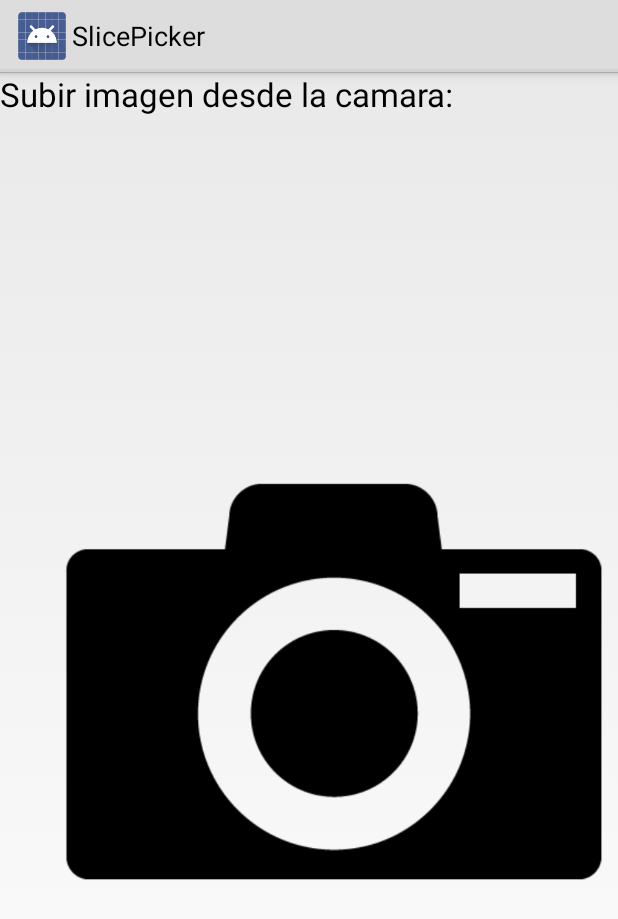
After one commit to jmfrutos/SlicePicker, an Android app: the fragment SubirFotoFragment shown on its own in the app's theme, on a phone screen of 412 x 824 dp. The commit adds this screen. Shown: the top 919 px of the screen. Run offline under Robolectric (Android 15) with nearby library versions, the phone set to English and light mode, and no system bars; pictures from the network do not load.

Commit message:
Agregado fragment subirFoto al menu deslizante Cambiado el sdkmin de 11 a 14 para evitar algunos errores

```diff
--- a/app/build.gradle
+++ b/app/build.gradle
@@ -6,7 +6,7 @@ android {
 
     defaultConfig {
         applicationId "info.androidhive.slidingmenu"
-        minSdkVersion 11
+        minSdkVersion 14
         targetSdkVersion 17
     }
 
--- a/app/src/main/AndroidManifest.xml
+++ b/app/src/main/AndroidManifest.xml
@@ -5,7 +5,7 @@
     android:versionName="1.0" >
 
     <uses-sdk
-        android:minSdkVersion="11"
+        android:minSdkVersion="14"
         android:targetSdkVersion="17" />
 
     <application
--- a/app/src/main/java/info/androidhive/slidingmenu/MainActivity.java
+++ b/app/src/main/java/info/androidhive/slidingmenu/MainActivity.java
@@ -173,7 +173,7 @@ public class MainActivity extends Activity {
 			fragment = new Suscripciones();
 			break;
 		case 3:
-			fragment = new CommunityFragment();
+			fragment = new SubirFotoFragment();
 			break;
 		case 4:
 			fragment = new PagesFragment();
--- /dev/null
+++ b/app/src/main/java/info/androidhive/slidingmenu/SubirFotoFragment.java
@@ -0,0 +1,113 @@
+package info.androidhive.slidingmenu;
+
+import android.app.Activity;
+import android.app.Fragment;
+import android.net.Uri;
+import android.os.Bundle;
+import android.support.v4.app.FragmentActivity;
+import android.app.AlertDialog;
+import android.content.DialogInterface;
+import android.content.Intent;
+import android.graphics.Bitmap;
+//import android.view.Menu;
+import android.view.View;
+import android.view.View.OnClickListener;
+import android.widget.ImageView;
+import android.widget.FrameLayout;
+import android.view.LayoutInflater;
+import android.view.ViewGroup;
+
+
+public class SubirFotoFragment extends Fragment{
+    ImageView miImagen;
+    FrameLayout llLayout;
+
+    @Override
+    public View onCreateView(LayoutInflater inflater, ViewGroup container,
+                             Bundle savedInstanceState) {
+        // Inflate the layout for this fragment
+        llLayout = (FrameLayout) inflater.inflate(R.layout.fragment_subir_foto, container, false);
+
+        miImagen = (ImageView) llLayout.findViewById(R.id.imageView1);
+        miImagen.setOnClickListener(new OnClickListener() {
+            @Override
+            public void onClick(View v) {
+                open();
+            }
+        });
+
+        return llLayout;
+    }
+
+    public void open(){
+        Image_Picker_Dialog();
+    }
+
+    @Override
+    public void onCreate(Bundle savedInstanceState) {
+        // TODO Auto-generated method stub
+        super.onCreate(savedInstanceState);
+    }
+
+    @Override
+    public void onAttach(Activity activity) {
+        // TODO Auto-generated method stub
+        super.onAttach(activity);
+    }
+
+
+    public void onActivityResult(int requestCode, int resultCode, Intent imageReturnedIntent) {
+        super.onActivityResult(requestCode, resultCode, imageReturnedIntent);
+        switch(requestCode) {
+            case 0:
+                if(resultCode == Activity.RESULT_OK){
+                    super.onActivityResult(requestCode, resultCode, imageReturnedIntent);
+                    Bitmap bp = (Bitmap) imageReturnedIntent.getExtras().get("data");
+                    miImagen.setImageBitmap(bp);
+                }
+
+                break;
+            case 1:
+                if(resultCode == Activity.RESULT_OK){
+                    Uri selectedImage = imageReturnedIntent.getData();
+                    miImagen.setImageURI(selectedImage);
+                }
+                break;
+        }
+    }
+/*
+    @Override
+    public boolean onCreateOptionsMenu(Menu menu) {
+        // Inflate the menu; this adds items to the action bar if it is present.
+        getMenuInflater().inflate(R.menu.subir_foto_menu, menu);
+        return true;
+    }
+*/
+    public void Image_Picker_Dialog()
+    {
+        AlertDialog.Builder myAlertDialog = new AlertDialog.Builder(getActivity());
+        myAlertDialog.setTitle("Pictures Option");
+        myAlertDialog.setMessage("Select Picture Mode");
+
+        myAlertDialog.setPositiveButton("Gallery", new DialogInterface.OnClickListener()
+        {
+            public void onClick(DialogInterface arg0, int arg1)
+            {
+                Intent pickPhoto = new Intent(Intent.ACTION_PICK, android.provider.MediaStore.Images.Media.EXTERNAL_CONTENT_URI);
+                startActivityForResult(pickPhoto , 1);//one can be replaced with any action code
+            }
+        });
+
+        myAlertDialog.setNegativeButton("Camera", new DialogInterface.OnClickListener()
+        {
+            public void onClick(DialogInterface arg0, int arg1)
+            {
+                Intent takePicture = new Intent(android.provider.MediaStore.ACTION_IMAGE_CAPTURE);
+                startActivityForResult(takePicture, 0);//zero can be replaced with any action code
+            }
+        });
+        myAlertDialog.show();
+
+    }
+
+}
--- /dev/null
+++ b/app/src/main/res/layout/fragment_subir_foto.xml
@@ -0,0 +1,26 @@
+<FrameLayout xmlns:android="http://schemas.android.com/apk/res/android"
+    xmlns:tools="http://schemas.android.com/tools" android:layout_width="match_parent"
+    android:layout_height="match_parent"
+    tools:context="info.androidhive.slidingmenu.SubirFotoFragment">
+
+    <ImageView
+        android:id="@+id/imageView1"
+        android:layout_width="match_parent"
+        android:layout_height="match_parent"
+        android:layout_marginStart="34dp"
+        android:layout_marginLeft="34dp"
+        android:layout_marginTop="36dp"
+        android:contentDescription="@string/app_name"
+        android:src="@drawable/camera" />
+
+    <TextView
+        android:id="@+id/textView1"
+        android:layout_width="wrap_content"
+        android:layout_height="wrap_content"
+        android:layout_alignParentTop="true"
+        android:layout_alignRight="@+id/imageView1"
+        android:layout_alignEnd="@+id/imageView1"
+        android:text="@string/tap"
+        android:textAppearance="?android:attr/textAppearanceLarge" />
+
+</FrameLayout>
--- /dev/null
+++ b/app/src/main/res/menu/subir_foto_menu.xml
@@ -0,0 +1,11 @@
+<menu xmlns:android="http://schemas.android.com/apk/res/android"
+    xmlns:tools="http://schemas.android.com/tools"
+    tools:context="com.example.subirfoto.MainActivity" >
+
+    <item
+        android:id="@+id/action_settings"
+        android:orderInCategory="100"
+        android:showAsAction="never"
+        android:title="@string/action_settings"/>
+
+</menu>
--- a/app/src/main/res/values/strings.xml
+++ b/app/src/main/res/values/strings.xml
@@ -10,12 +10,12 @@
 
     <!-- Nav Drawer Menu Items -->
     <string-array name="nav_drawer_items">
-        <item >Inicio</item>
-        <item >Mis Fotos</item>
-        <item >Mis Suscripciones</item>
-        <item >Subir Fotos</item>
-        <item >Buscar</item>
-        <item >Configuración</item>
+        <item>Inicio</item>
+        <item>Mis Fotos</item>
+        <item>Mis Suscripciones</item>
+        <item>Subir Fotos</item>
+        <item>Buscar</item>
+        <item>Configuración</item>
     </string-array>
 
     <!-- Nav Drawer List Item Icons -->
@@ -31,10 +31,14 @@
 
     <!-- Content Description -->
     <string name="desc_list_item_icon">Item Icon</string>
-
-
     <string name="heading_dismissable_views">Suscripiciones</string>
     <string name="heading_dismissable_list_view">Suscripciones</string>
     <string name="filtrar_suscripciones">Filtre aquí</string>
 
+    <!-- >String para el fragment subir foto</ -->
+    <string name="imagen">Imagen</string>
+    <string name="tap">Subir imagen desde la camara: </string>
+    <string name="chooser_title">Subir imagen usando...</string>
+    <string name="hello_blank_fragment">Hello blank fragment</string>
+
 </resources>
```
Also changed, not shown: app/src/main/res/drawable/camera.png (added), 3 other files.
